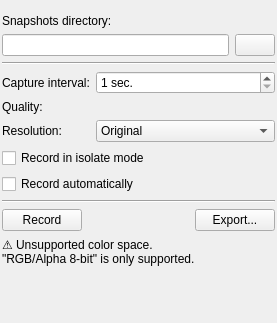
The window that plugins/dockers/recorder/recorderdocker.ui (KDE/krita) describes before a commit, drawn with Qt 5.
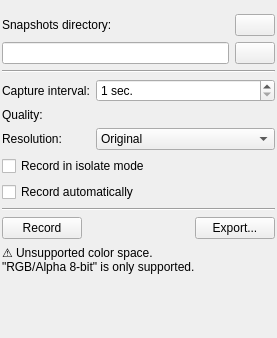
The same window after the commit. Icons and pictures are not drawn. Custom widgets are drawn as their Qt base class.

Commit message: Recorder: Added snapshots manager

The edit to the form file:
```diff
--- a/plugins/dockers/recorder/recorderdocker.ui
+++ b/plugins/dockers/recorder/recorderdocker.ui
@@ -7,7 +7,7 @@
     <x>0</x>
     <y>0</y>
     <width>277</width>
-    <height>323</height>
+    <height>338</height>
    </rect>
   </property>
   <layout class="QVBoxLayout" name="layoutMain">
@@ -46,7 +46,7 @@
         <x>0</x>
         <y>0</y>
         <width>277</width>
-        <height>323</height>
+        <height>338</height>
        </rect>
       </property>
       <layout class="QVBoxLayout" name="verticalLayout_2">
@@ -78,7 +78,15 @@
            <number>0</number>
           </property>
           <item>
+           <layout class="QHBoxLayout" name="layoutSnapshots" stretch="0,0">
+            <item>
            <widget class="QLabel" name="labelDirectory">
+              <property name="sizePolicy">
+               <sizepolicy hsizetype="Expanding" vsizetype="Preferred">
+                <horstretch>0</horstretch>
+                <verstretch>0</verstretch>
+               </sizepolicy>
+              </property>
             <property name="text">
              <string comment="A folder where recordings are stored">Snapshots directory:</string>
             </property>
@@ -88,6 +96,22 @@
            </widget>
           </item>
           <item>
+             <widget class="QPushButton" name="buttonCleanUpSnapshots">
+              <property name="toolTip">
+               <string>Manage snapshot directories...</string>
+              </property>
+              <property name="text">
+               <string/>
+              </property>
+              <property name="icon">
+               <iconset theme="folder">
+                <normaloff>.</normaloff>.</iconset>
+              </property>
+             </widget>
+            </item>
+           </layout>
+          </item>
+          <item>
            <layout class="QHBoxLayout" name="layoutDir">
             <item>
              <widget class="QLineEdit" name="editDirectory">
```
Left out of the diff: 3 changed lines with no effect on the pictures. Lines whose indentation alone changed are shown as unchanged. The commit also changes 17 other files.
